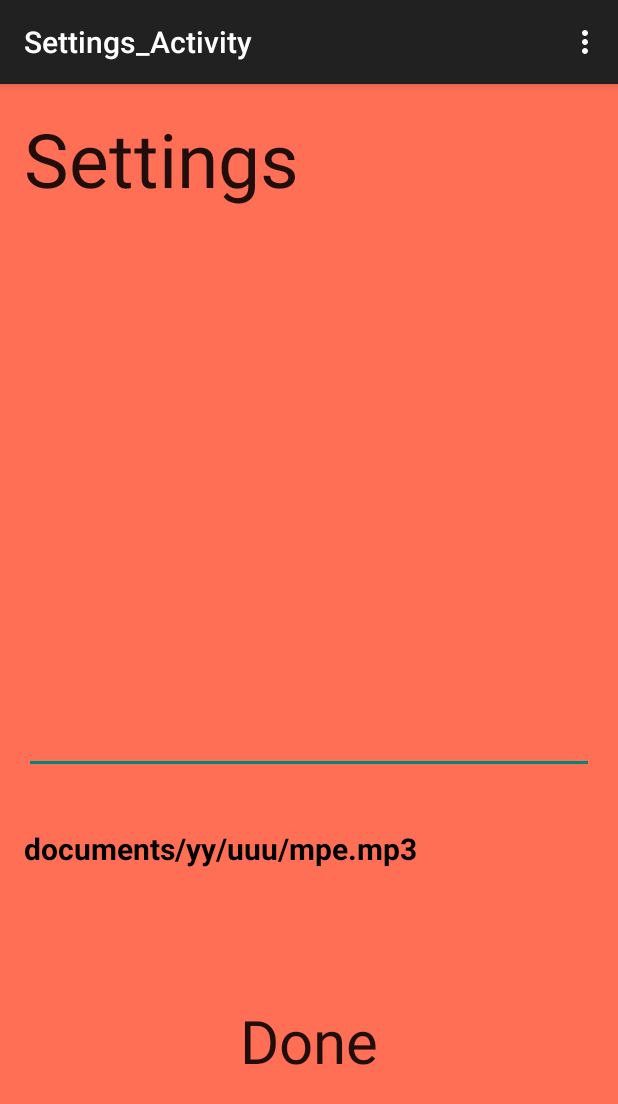
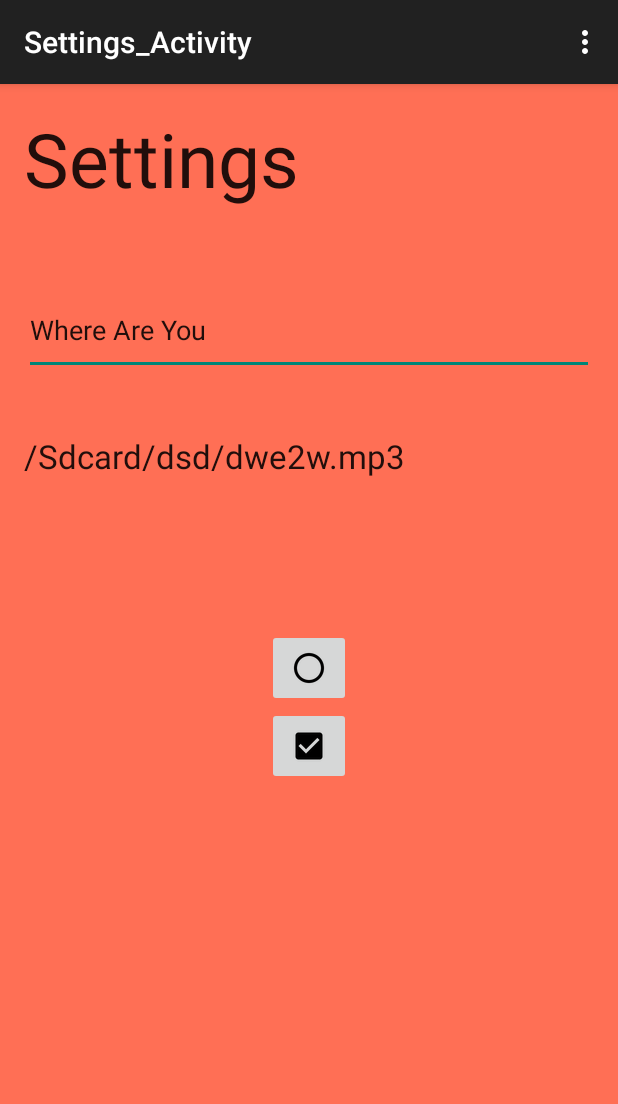
Before and after one commit to thegodsofcode/ProjectHark, an Android app: the Settings_Activity screen opened directly, with no data from a screen before it, on a phone screen of 412 x 824 dp. Shown: the top 1104 px of the screen. Run offline under Robolectric (Android 15) with nearby library versions, the phone set to English and light mode, and no system bars.

Commit message:
uploaded ep

```diff
--- a/app/src/main/java/tes/recognition/voice/finalisinghawk/MainActivity.java
+++ b/app/src/main/java/tes/recognition/voice/finalisinghawk/MainActivity.java
@@ -32,8 +32,8 @@ public class MainActivity extends ActionBarActivity {
     private Button btn;
     private Button stng;
 
-    public String mk;
-    public String mu;
+    public String mk = "Where Are You";
+    public String mu = "/Sdcard/dsd/dwe2w.mp3";
 
     public String org_mk;
     public String org_mu;
@@ -77,6 +77,8 @@ public class MainActivity extends ActionBarActivity {
             @Override
             public void onClick(View v) {
                 //Call Settings Activity;
+
+                stopService(new Intent(getBaseContext(), Myservice.class));
 
                 Intent intent = new Intent(MainActivity.this,Settings_Activity.class);
                 startActivity(intent);
@@ -152,6 +154,10 @@ public class MainActivity extends ActionBarActivity {
     };
 
 
+    @Override
+    protected void onPause() {
+        super.onPause();
 
-
+        finish();
+    }
 }
--- a/app/src/main/java/tes/recognition/voice/finalisinghawk/Settings_Activity.java
+++ b/app/src/main/java/tes/recognition/voice/finalisinghawk/Settings_Activity.java
@@ -1,6 +1,9 @@
 package tes.recognition.voice.finalisinghawk;
 
+import android.content.Context;
+import android.content.DialogInterface;
 import android.content.Intent;
+import android.os.Build;
 import android.support.v7.app.ActionBarActivity;
 import android.os.Bundle;
 import android.view.KeyEvent;
@@ -8,6 +11,7 @@ import android.view.Menu;
 import android.view.MenuItem;
 import android.view.View;
 import android.widget.Button;
+import android.widget.ImageButton;
 import android.widget.TextView;
 import android.widget.Toast;
 
@@ -16,9 +20,10 @@ public class Settings_Activity extends ActionBarActivity {
 
     MainActivity obj;
 
-    private TextView openMusic;
+    public TextView openMusic;
     private TextView edMk;
-    private TextView don;
+    private ImageButton don;
+    private ImageButton tes;
 
     private static final int PICKFILE_RESULT_CODE = 1;
 
@@ -29,11 +34,23 @@ public class Settings_Activity extends ActionBarActivity {
 
         obj = new MainActivity();
 
+
+
         openMusic = (TextView)findViewById(R.id.openmus);
+
         edMk = (TextView)findViewById(R.id.editmk);
-        don = (TextView)findViewById(R.id.done_click);
+
+        don = (ImageButton)findViewById(R.id.done_click);
+
+        tes = (ImageButton)findViewById(R.id.test_button);
+
+
+
+        //Initialising
 
         edMk.setText(obj.mk);
+        openMusic.setText(obj.mu);
+
 
 
         /*
@@ -43,23 +60,44 @@ public class Settings_Activity extends ActionBarActivity {
         openMusic.setOnClickListener(new View.OnClickListener() {
             @Override
             public void onClick(View v) {
+                //Toast.makeText(getApplicationContext(),"Enter OpenMusic",Toast.LENGTH_SHORT).show();
                 OpenMusic();
             }
         });
 
-        /**************/
+
+
 
         /*
-            Edit MK Click
+
+        //EDIT TEXT ONCLICK
+
+
+        edMk.setOnClickListener(new View.OnClickListener() {
+            @Override
+            public void onClick(View v) {
+                edMk.setText("");
+            }
+        });
+
+        /****************************************
+         * ****
          */
-           edMk.setOnClickListener(new View.OnClickListener() {
-               @Override
-               public void onClick(View v) {
-                   edMk.setText("");
-                   obj.mk = edMk.getText().toString();
-                   //openMusic.setText(obj.mk);
-               }
-           });
+        /*
+                Test Click
+         */
+
+        tes.setOnClickListener(new View.OnClickListener() {
+            @Override
+            public void onClick(View v) {
+                obj.mk = edMk.getText().toString();
+
+                Intent service = new Intent(getApplicationContext(), Myservice.class);
+                startService(service);
+
+            }
+        });
+
 
         /************/
 
@@ -86,23 +124,35 @@ public class Settings_Activity extends ActionBarActivity {
 
 
 
-    private void DoneClicked() {
+    public void DoneClicked() {
+
+        stopService(new Intent(getBaseContext(), Myservice.class));
 
         obj.org_mk = obj.mk;
         obj.org_mu = obj.mu;
 
         obj.SaveMKU();
 
+        Intent intent = new Intent(Settings_Activity.this,MainActivity.class);
+        startActivity(intent);
+        finish();
+
+
+
     }
 
-    private void OpenMusic() {
+    public void OpenMusic() {
 
+        //Toast.makeText(this,"Open Music",Toast.LENGTH_LONG).show();
         Intent intent = new Intent(Intent.ACTION_GET_CONTENT);
         intent.setType("audio/*");
 
         startActivityForResult(intent,PICKFILE_RESULT_CODE);
 
+
     }
+
+
 
     @Override
     protected void onActivityResult(int requestCode, int resultCode, Intent data) {
@@ -110,6 +160,9 @@ public class Settings_Activity extends ActionBarActivity {
             case PICKFILE_RESULT_CODE:
                 if(resultCode==RESULT_OK){
                     obj.mu = data.getData().getPath();
+                    String FileName = data.getData().getPath();
+
+                    openMusic.setText(FileName);
                 }
                 break;
 
@@ -118,12 +171,17 @@ public class Settings_Activity extends ActionBarActivity {
 
     @Override
     public void onBackPressed() {
+        super.onBackPressed();
+
         obj.LoadSavedMKU();
+        Intent intent = new Intent(Settings_Activity.this,MainActivity.class);
+        startActivity(intent);
+        finish();
+
     }
 
     @Override
     public boolean onKeyDown(int keyCode, KeyEvent event) {
-
         obj.LoadSavedMKU();
 
         return super.onKeyDown(keyCode, event);
@@ -150,4 +208,6 @@ public class Settings_Activity extends ActionBarActivity {
 
         return super.onOptionsItemSelected(item);
     }
+
+
 }
--- a/app/src/main/res/layout/activity_settings_.xml
+++ b/app/src/main/res/layout/activity_settings_.xml
@@ -7,32 +7,15 @@
     tools:context="tes.recognition.voice.finalisinghawk.Settings_Activity"
     android:background="#ffff6f55">
 
-    <TextView
-        android:layout_width="wrap_content"
-        android:layout_height="wrap_content"
-        android:textAppearance="?android:attr/textAppearanceMedium"
-        android:text="documents/yy/uuu/mpe.mp3"
-        android:id="@+id/openmus"
-        android:textColor="#ff000000"
-        android:enabled="false"
-        android:width="500dp"
-        android:height="60dp"
-        android:layout_marginBottom="196dp"
-        android:textSize="20sp"
-        android:layout_alignParentBottom="true"
-        android:layout_alignParentStart="true"
-        android:textStyle="bold"
-        android:textAlignment="center" />
-
     <EditText
         android:layout_width="wrap_content"
         android:layout_height="wrap_content"
         android:id="@+id/editmk"
-        android:layout_above="@+id/openmus"
-        android:layout_marginBottom="36dp"
         android:width="500dp"
         android:height="60dp"
-        android:layout_alignParentEnd="true" />
+        android:layout_below="@+id/textView"
+        android:layout_alignParentStart="true"
+        android:layout_marginTop="38dp" />
 
     <TextView
         android:layout_width="wrap_content"
@@ -44,16 +27,36 @@
         android:width="500dp"
         android:height="80dp"
         android:layout_alignParentTop="true"
-        android:layout_alignParentStart="true" />
+        android:layout_alignParentEnd="true" />
+
+    <ImageButton
+        android:layout_width="wrap_content"
+        android:layout_height="wrap_content"
+        android:id="@+id/test_button"
+        android:clickable="true"
+        android:src="@drawable/abc_btn_radio_to_on_mtrl_000"
+        android:layout_below="@+id/openmus"
+        android:layout_centerHorizontal="true"
+        android:layout_marginTop="60dp" />
 
     <TextView
         android:layout_width="wrap_content"
         android:layout_height="wrap_content"
         android:textAppearance="?android:attr/textAppearanceLarge"
-        android:text="Done"
+        android:text=""
+        android:height="70sp"
+        android:width="500sp"
+        android:id="@+id/openmus"
+        android:layout_below="@+id/editmk"
+        android:layout_alignParentStart="true"
+        android:layout_marginTop="39dp" />
+
+    <ImageButton
+        android:layout_width="wrap_content"
+        android:layout_height="wrap_content"
         android:id="@+id/done_click"
-        android:textSize="40dp"
-        android:layout_alignParentBottom="true"
+        android:layout_below="@+id/test_button"
         android:layout_centerHorizontal="true"
-        android:layout_marginBottom="87dp" />
+        android:src="@drawable/abc_btn_check_to_on_mtrl_015" />
+
 </RelativeLayout>
```
Also changed, not shown: app/src/main/AndroidManifest.xml (+5 -2 lines).
